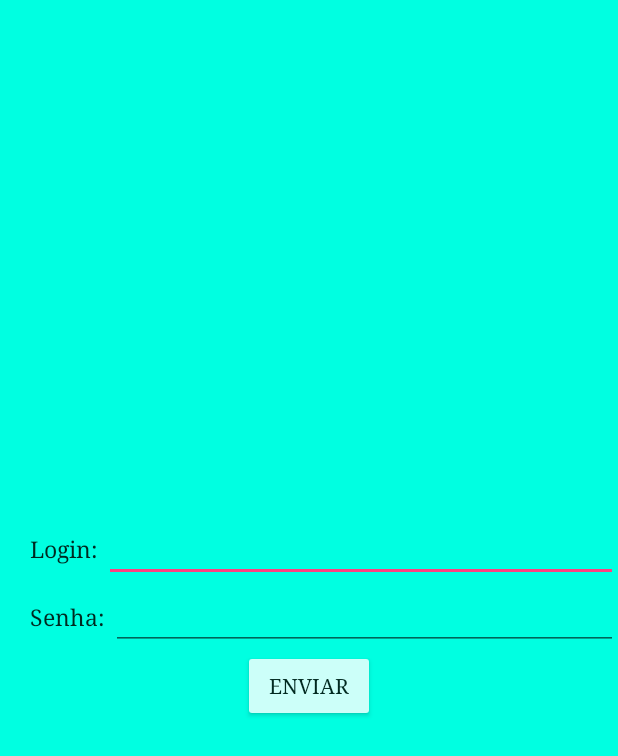
After one commit to gabrielturato/TrabalhoMobile, an Android app: the layout activity2_main.xml on its own in the app's theme, with its tools: preview values and no code run, on a phone screen of 412 x 824 dp. The commit adds this screen. Shown: the top 756 px of the screen. Run offline under Robolectric (Android 15) with nearby library versions, the phone set to English and light mode, and no system bars.

Commit message:
Tela de Login e Tela de Sugestões

```diff
--- /dev/null
+++ b/TrabalhoAndroid/app/src/main/res/layout/activity2_main.xml
@@ -0,0 +1,71 @@
+<?xml version="1.0" encoding="utf-8"?>
+<LinearLayout xmlns:android="http://schemas.android.com/apk/res/android"
+    android:orientation="vertical"
+    android:layout_width="match_parent"
+    android:layout_height="match_parent">
+
+    <LinearLayout
+        android:layout_width="match_parent"
+        android:layout_height="match_parent"
+        android:orientation="vertical"
+        android:background="#00ffe1"
+        android:gravity="center_vertical">
+
+        <LinearLayout
+            android:layout_width="match_parent"
+            android:layout_height="wrap_content"
+            android:orientation="horizontal">
+
+            <TextView
+                android:layout_width="wrap_content"
+                android:layout_height="wrap_content"
+                android:text="Login: "
+                android:textSize="15dp"
+                android:paddingStart="20dp"
+                android:textColor="#002920"
+                android:fontFamily="serif"/>
+
+            <EditText
+                android:id="@+id/login"
+                android:layout_width="match_parent"
+                android:layout_height="wrap_content" />
+        </LinearLayout>
+
+        <LinearLayout
+            android:layout_width="match_parent"
+            android:layout_height="wrap_content"
+            android:orientation="horizontal">
+
+            <TextView
+                android:layout_width="wrap_content"
+                android:layout_height="wrap_content"
+                android:text="Senha: "
+                android:textSize="15dp"
+                android:paddingStart="20dp"
+                android:textColor="#002920"
+                android:fontFamily="serif"/>
+
+            <EditText
+                android:layout_width="match_parent"
+                android:layout_height="wrap_content"
+                android:inputType="textPassword"
+                />
+        </LinearLayout>
+
+        <LinearLayout
+            android:layout_width="match_parent"
+            android:layout_height="wrap_content"
+            android:gravity="center_horizontal">
+
+            <Button
+                android:layout_width="wrap_content"
+                android:layout_height="wrap_content"
+                android:text="Enviar"
+                android:onClick="login"
+                android:backgroundTint="#ccfff9"
+                android:textColor="#002920"
+                android:fontFamily="serif"/>
+        </LinearLayout>
+    </LinearLayout>
+
+</LinearLayout>
```
Also changed, not shown: TrabalhoAndroid/app/src/main/java/br/unicamp/ft/f170775/trabalhomobile/Main2Activity.java (added, +25 -0 lines), TrabalhoAndroid/app/src/main/java/br/unicamp/ft/f170775/trabalhomobile/MainActivity.java (+12 -89 lines), TrabalhoAndroid/app/src/main/res/layout/activity_main.xml (+64 -15 lines).
